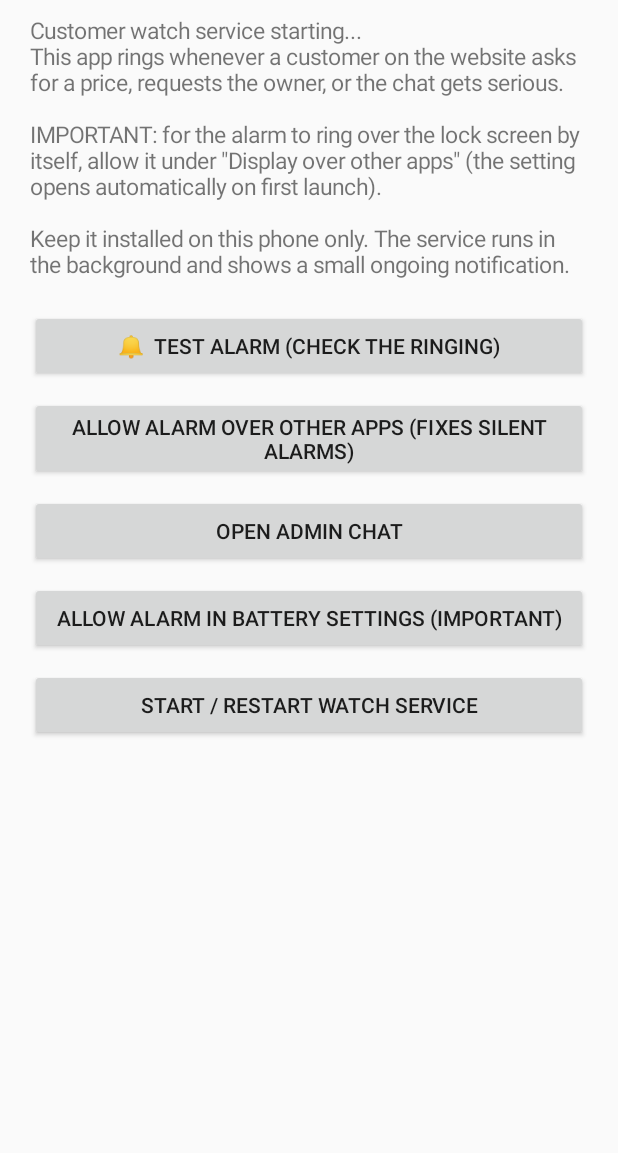
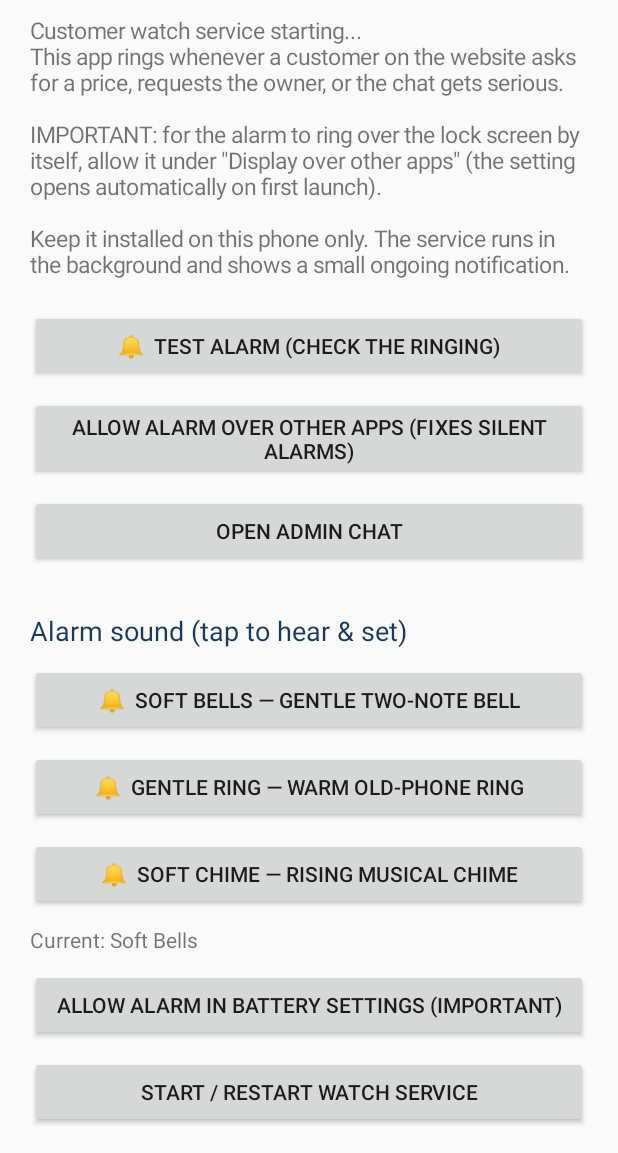
Before and after one commit to sulimanalhassan123as-code/safa-alarm-apk, an Android app: the screen it shows after launch (MainActivity), on a phone screen of 412 x 824 dp, the part 83-1236 px from its top. Run offline under Robolectric (Android 15) with nearby library versions, the light colour scheme and no system bars; network calls fail.

Commit message:
v1.2: custom alarm tones (Soft Bells / Gentle Ring / Soft Chime, generated from scratch at 45% amplitude), in-app sound picker with preview, smooth 20%->100% ramp-in, 55% max volume, siren removed

```diff
--- a/app/build.gradle
+++ b/app/build.gradle
@@ -10,8 +10,8 @@ android {
         applicationId "com.safa.alarm"
         minSdk 24
         targetSdk 34
-        versionCode 2
-        versionName "1.1"
+        versionCode 3
+        versionName "1.2"
         buildConfigField "String", "SECRET", "\"" + (System.getenv('SAFA_ALARM_SECRET') ?: "") + "\""
     }
     buildFeatures { buildConfig true }
--- a/app/src/main/java/com/safa/alarm/AlarmService.kt
+++ b/app/src/main/java/com/safa/alarm/AlarmService.kt
@@ -121,8 +121,10 @@ class AlarmService : Service() {
         // full-screen notification fallback (rings over lock screen like a call)
         if (Build.VERSION.SDK_INT >= 26) {
             val nm = getSystemService(Context.NOTIFICATION_SERVICE) as NotificationManager
+            // channels pin their sound at creation: recreate so the chosen tone always applies
+            nm.deleteNotificationChannel("safa_alarm")
             val ch = NotificationChannel("safa_alarm", "Safa Alarm", NotificationManager.IMPORTANCE_HIGH)
-            val sound = Uri.parse("android.resource://" + packageName + "/" + R.raw.alarm)
+            val sound = Uri.parse("android.resource://" + packageName + "/" + Sfx.resId(Prefs.soundName(this)))
             ch.setSound(sound, android.media.AudioAttributes.Builder()
                 .setUsage(android.media.AudioAttributes.USAGE_ALARM).build())
             ch.enableVibration(true)
--- a/app/src/main/java/com/safa/alarm/MainActivity.kt
+++ b/app/src/main/java/com/safa/alarm/MainActivity.kt
@@ -13,6 +13,15 @@ import android.widget.TextView
 import java.util.UUID
 
 class MainActivity : Activity() {
+
+    private var preview: android.media.MediaPlayer? = null
+
+    private fun stopPreview() {
+        try { preview?.stop() } catch (_: Exception) { }
+        try { preview?.release() } catch (_: Exception) { }
+        preview = null
+    }
+
     override fun onCreate(savedInstanceState: Bundle?) {
         super.onCreate(savedInstanceState)
 
@@ -87,6 +96,29 @@ class MainActivity : Activity() {
             startActivity(Intent(Intent.ACTION_VIEW, Uri.parse(Net.ADMIN_URL)))
         }
 
+        // ---- Alarm sound picker ----
+        root.addView(TextView(this).apply {
+            text = "Alarm sound (tap to hear & set)"
+            textSize = 18f
+            setTextColor(0xFF1a3a5c.toInt())
+            setPadding(0, pad, 0, pad / 2)
+        })
+        val soundStatus = TextView(this).apply {
+            text = "Current: " + Sfx.displayName(Prefs.soundName(this@MainActivity))
+            textSize = 14f
+            setPadding(0, 0, 0, pad / 2)
+        }
+        for ((id, label, desc) in Sfx.OPTIONS) {
+            btn("🔔  $label — $desc") {
+                Prefs.setSoundName(this, id)
+                stopPreview()
+                preview = android.media.MediaPlayer.create(this, Sfx.resId(id))
+                preview?.start()
+                soundStatus.text = "Current: " + Sfx.displayName(id) + " (saved)"
+            }
+        }
+        root.addView(soundStatus)
+
         btn("Allow alarm in battery settings (important)") {
             try {
                 startActivity(Intent(
@@ -107,6 +139,7 @@ class MainActivity : Activity() {
         scroll.addView(root)
         setContentView(scroll)
 
+        stopPreview()
         // register + start service
         Thread {
             try { Net.call(this, "register", org.json.JSONObject().put("name", android.os.Build.MODEL)) } catch (_: Exception) {}
--- a/app/src/main/java/com/safa/alarm/Prefs.kt
+++ b/app/src/main/java/com/safa/alarm/Prefs.kt
@@ -15,4 +15,7 @@ object Prefs {
     }
     fun firstRun(ctx: Context): Boolean = c(ctx).getBoolean("first_run", true)
     fun setFirstRun(ctx: Context, b: Boolean) { c(ctx).edit().putBoolean("first_run", b).apply() }
+
+    fun soundName(ctx: Context): String = c(ctx).getString("sound_name", "bells") ?: "bells"
+    fun setSoundName(ctx: Context, n: String) { c(ctx).edit().putString("sound_name", n).apply() }
 }
--- /dev/null
+++ b/app/src/main/java/com/safa/alarm/Sfx.kt
@@ -0,0 +1,18 @@
+package com.safa.alarm
+
+object Sfx {
+    val OPTIONS = listOf(
+        Triple("bells", "Soft Bells", "gentle two-note bell"),
+        Triple("ring", "Gentle Ring", "warm old-phone ring"),
+        Triple("chime", "Soft Chime", "rising musical chime")
+    )
+
+    fun resId(name: String): Int = when (name) {
+        "ring" -> R.raw.ring
+        "chime" -> R.raw.chime
+        else -> R.raw.bells
+    }
+
+    fun displayName(name: String): String =
+        OPTIONS.firstOrNull { it.first == name }?.second ?: "Soft Bells"
+}
```
Also changed, not shown: app/src/main/java/com/safa/alarm/AlarmActivity.kt (+21 -4 lines), 4 other files.
